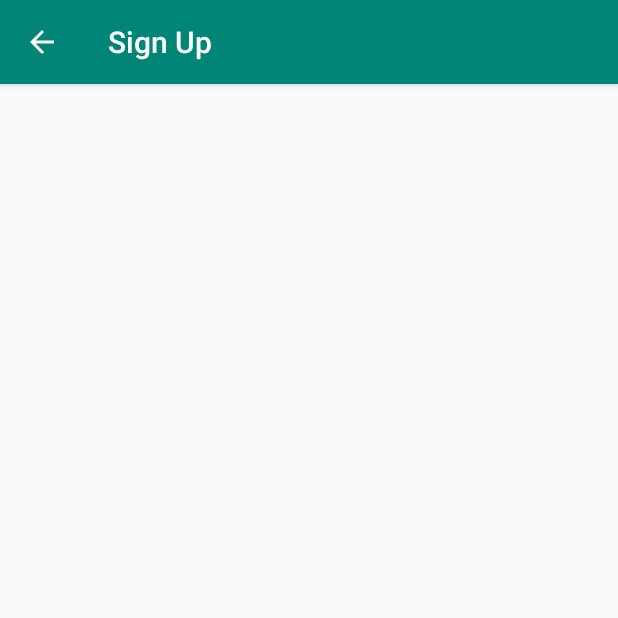
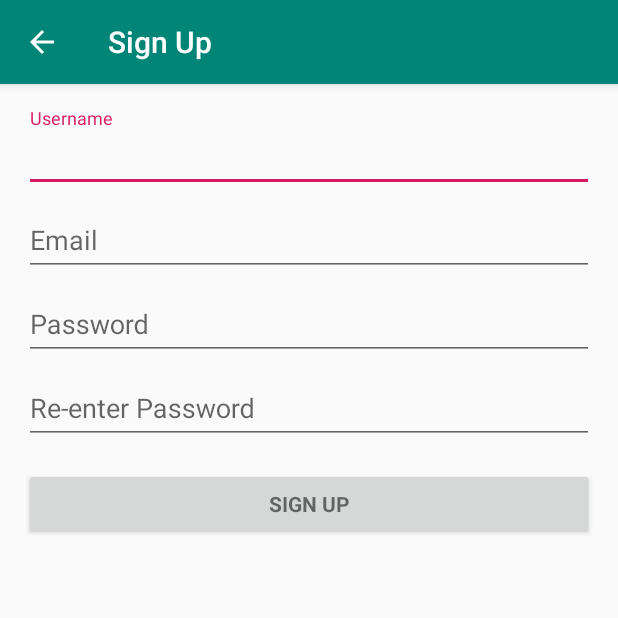
Before and after one commit to haerutea/technovationChat, an Android app: the SignUpActivity screen opened directly, with no data from a screen before it, on a phone screen of 412 x 824 dp, the top half of it. Run offline under Robolectric (Android 15) with nearby library versions, the phone set to English and light mode, and no system bars; our stand-ins replace Firebase (no records; nobody signed in at launch, a user with empty details on screens opened directly); 1 statement that could not run was skipped.

Commit message:
changed from recycler viw to scroll view

```diff
--- a/app/src/main/res/layout/sign_up_activity.xml
+++ b/app/src/main/res/layout/sign_up_activity.xml
@@ -11,7 +11,7 @@
     android:paddingBottom="@dimen/activity_vertical_margin"
     tools:context=".SignUpActivity">
 
-    <android.support.v7.widget.RecyclerView
+    <ScrollView
         android:id="@+id/sign_up_form"
         android:layout_width="match_parent"
         android:layout_height="match_parent">
@@ -96,5 +96,5 @@
                 android:textStyle="bold" />
 
         </LinearLayout>
-    </android.support.v7.widget.RecyclerView>
+    </ScrollView>
 </android.support.constraint.ConstraintLayout>
```
